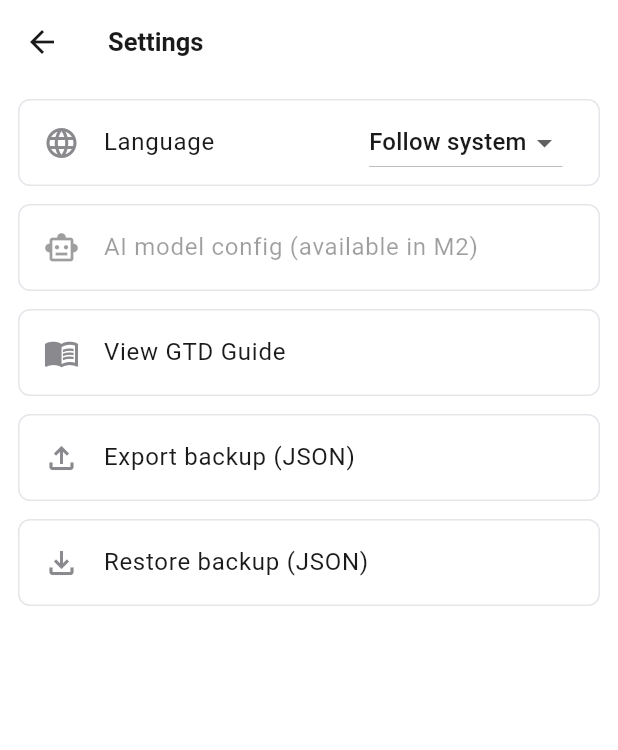
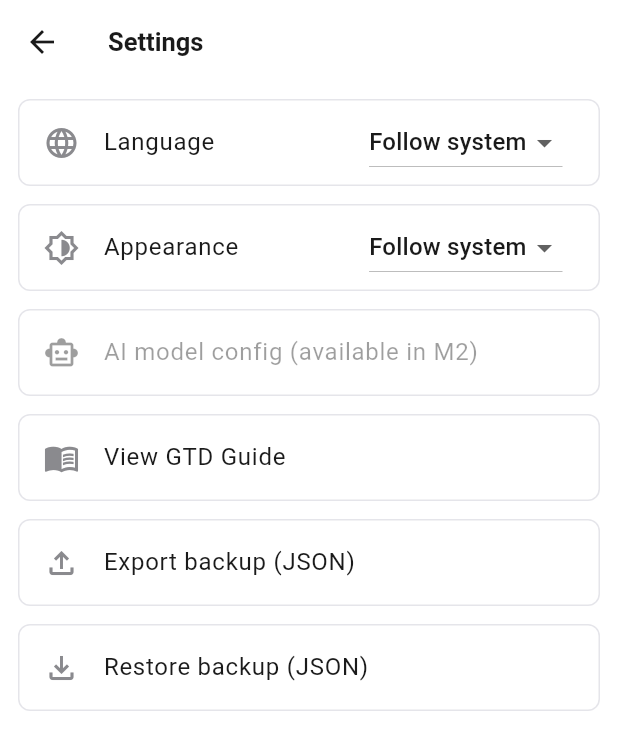
Before and after one commit to multind/settle, a Flutter app: the SettingsPage screen opened directly with empty values, on a phone screen of 412 x 824 dp. Shown: the top 750 px of the screen. Run offline on Flutter 3.47's test engine with Material 3 defaults, Android fonts, the phone set to English and light mode, and no system bars; our stand-ins replace drift, file_picker, flutter_riverpod, shared_preferences; accounts and stored records are empty; generated files the repository leaves out were written again; Roboto replaces fonts that are missing (Noto Sans SC).

Commit message:
feat: add persistent appearance settings

```diff
--- a/lib/app/app.dart
+++ b/lib/app/app.dart
@@ -5,7 +5,7 @@ import 'package:settle_app/app/responsive_shell.dart';
 import 'package:settle_app/app/theme.dart';
 import 'package:settle_app/features/settings/settings_controller.dart';
 
-/// 整应用入口（规格 §7.1 / §7.4）：双主题跟随系统 + 响应式外壳。
+/// 整应用入口（规格 §7.1 / §7.4）：应用外观设置 + 响应式外壳。
 class SettleApp extends ConsumerWidget {
   const SettleApp({super.key});
 
@@ -20,7 +20,7 @@ class SettleApp extends ConsumerWidget {
       localizationsDelegates: AppLocalizations.localizationsDelegates,
       theme: buildAppTheme(Brightness.light),
       darkTheme: buildAppTheme(Brightness.dark),
-      themeMode: ThemeMode.system,
+      themeMode: ref.watch(themeModeProvider),
       builder: (context, child) {
         // 纯色背景由主题 scaffoldBackgroundColor 提供，无需额外背景组件。
         return child ?? const SizedBox.shrink();
--- a/lib/features/settings/settings_controller.dart
+++ b/lib/features/settings/settings_controller.dart
@@ -1,3 +1,4 @@
+import 'package:flutter/material.dart';
 import 'package:flutter_riverpod/flutter_riverpod.dart';
 import 'package:settle_app/core/enums.dart';
 import 'package:settle_app/data/providers.dart';
@@ -25,5 +26,25 @@ class SettingsController extends StateNotifier<LocaleSelection> {
 
 final settingsControllerProvider =
     StateNotifierProvider<SettingsController, LocaleSelection>(
-  (ref) => SettingsController(ref.watch(sharedPreferencesProvider)),
+      (ref) => SettingsController(ref.watch(sharedPreferencesProvider)),
+    );
+
+class ThemeModeController extends StateNotifier<ThemeMode> {
+  ThemeModeController(this._prefs)
+    : super(switch (_prefs.getString('theme_mode')) {
+        'light' => ThemeMode.light,
+        'dark' => ThemeMode.dark,
+        _ => ThemeMode.system,
+      });
+
+  final SharedPreferences _prefs;
+
+  Future<void> setThemeMode(ThemeMode mode) async {
+    state = mode;
+    await _prefs.setString('theme_mode', mode.name);
+  }
+}
+
+final themeModeProvider = StateNotifierProvider<ThemeModeController, ThemeMode>(
+  (ref) => ThemeModeController(ref.watch(sharedPreferencesProvider)),
 );
--- a/lib/features/settings/settings_page.dart
+++ b/lib/features/settings/settings_page.dart
@@ -19,6 +19,7 @@ class SettingsPage extends ConsumerWidget {
   Widget build(BuildContext context, WidgetRef ref) {
     final l10n = AppLocalizations.of(context)!;
     final selection = ref.watch(settingsControllerProvider);
+    final themeMode = ref.watch(themeModeProvider);
     final isLight = Theme.of(context).brightness == Brightness.light;
     final tokens = isLight ? AppTokens.light : AppTokens.dark;
 
@@ -64,6 +65,35 @@ class SettingsPage extends ConsumerWidget {
                 onChanged: (v) {
                   if (v != null) {
                     ref.read(settingsControllerProvider.notifier).setLocale(v);
+                  }
+                },
+              ),
+            ),
+          ),
+          glassRow(
+            child: ListTile(
+              leading: const Icon(Icons.brightness_6_outlined),
+              title: Text(l10n.appearance),
+              trailing: DropdownButton<ThemeMode>(
+                key: const Key('theme_mode_dropdown'),
+                value: themeMode,
+                items: [
+                  DropdownMenuItem(
+                    value: ThemeMode.system,
+                    child: Text(l10n.langSystem),
+                  ),
+                  DropdownMenuItem(
+                    value: ThemeMode.light,
+                    child: Text(l10n.themeLight),
+                  ),
+                  DropdownMenuItem(
+                    value: ThemeMode.dark,
+                    child: Text(l10n.themeDark),
+                  ),
+                ],
+                onChanged: (mode) {
+                  if (mode != null) {
+                    ref.read(themeModeProvider.notifier).setThemeMode(mode);
                   }
                 },
               ),
--- a/lib/i18n/l10n/app_en.arb
+++ b/lib/i18n/l10n/app_en.arb
@@ -80,6 +80,9 @@
   "reviewStalled": "Stalled",
   "saveReview": "Save review",
   "newReview": "New review",
+  "appearance": "Appearance",
+  "themeLight": "Light mode",
+  "themeDark": "Dark mode",
   "language": "Language",
   "langSystem": "Follow system",
   "langZh": "中文",
--- a/lib/i18n/l10n/app_localizations.dart
+++ b/lib/i18n/l10n/app_localizations.dart
@@ -578,6 +578,24 @@ abstract class AppLocalizations {
   /// **'New review'**
   String get newReview;
 
+  /// No description provided for @appearance.
+  ///
+  /// In en, this message translates to:
+  /// **'Appearance'**
+  String get appearance;
+
+  /// No description provided for @themeLight.
+  ///
+  /// In en, this message translates to:
+  /// **'Light mode'**
+  String get themeLight;
+
+  /// No description provided for @themeDark.
+  ///
+  /// In en, this message translates to:
+  /// **'Dark mode'**
+  String get themeDark;
+
   /// No description provided for @language.
   ///
   /// In en, this message translates to:
--- a/lib/i18n/l10n/app_zh.arb
+++ b/lib/i18n/l10n/app_zh.arb
@@ -80,6 +80,9 @@
   "reviewStalled": "搁置任务数",
   "saveReview": "保存回顾",
   "newReview": "新建回顾",
+  "appearance": "外观",
+  "themeLight": "日间模式",
+  "themeDark": "夜间模式",
   "language": "语言",
   "langSystem": "跟随系统",
   "langZh": "中文",
```
Also changed, not shown: lib/i18n/l10n/app_localizations_en.dart (+9 -0 lines), lib/i18n/l10n/app_localizations_zh.dart (+9 -0 lines), 1 other file.
